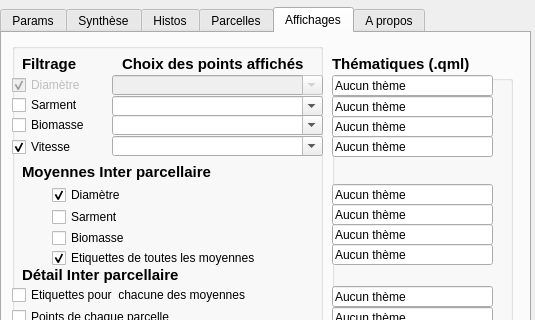
This is Physiocap_dialog_base.ui in jhemmi/QgisPhysiocapPlugin as Qt 5 draws it before an edit; both pictures show x 0 to 535 and y 0 to 320 of the 535 by 720 pixel window. The edited form follows.
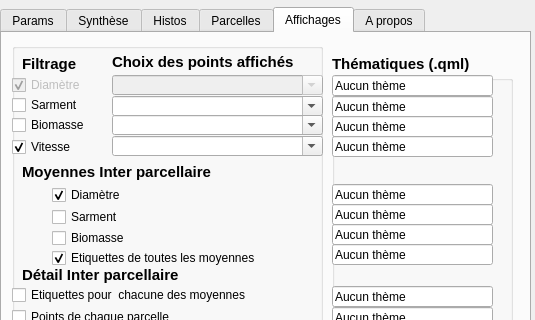
This is the edited form. The open tabs and pages were chosen to show the change.

Commit message: Document USER

The edit to the form file:
```diff
--- a/Physiocap_dialog_base.ui
+++ b/Physiocap_dialog_base.ui
@@ -1858,7 +1858,7 @@
        <rect>
         <x>10</x>
         <y>10</y>
-        <width>61</width>
+        <width>71</width>
         <height>21</height>
        </rect>
       </property>
@@ -2082,9 +2082,9 @@
      <widget class="QLabel" name="label_202">
       <property name="geometry">
        <rect>
-        <x>110</x>
-        <y>10</y>
-        <width>191</width>
+        <x>100</x>
+        <y>8</y>
+        <width>211</width>
         <height>21</height>
        </rect>
       </property>
```
Left out of the diff: 2 changed lines with no effect on the pictures.
